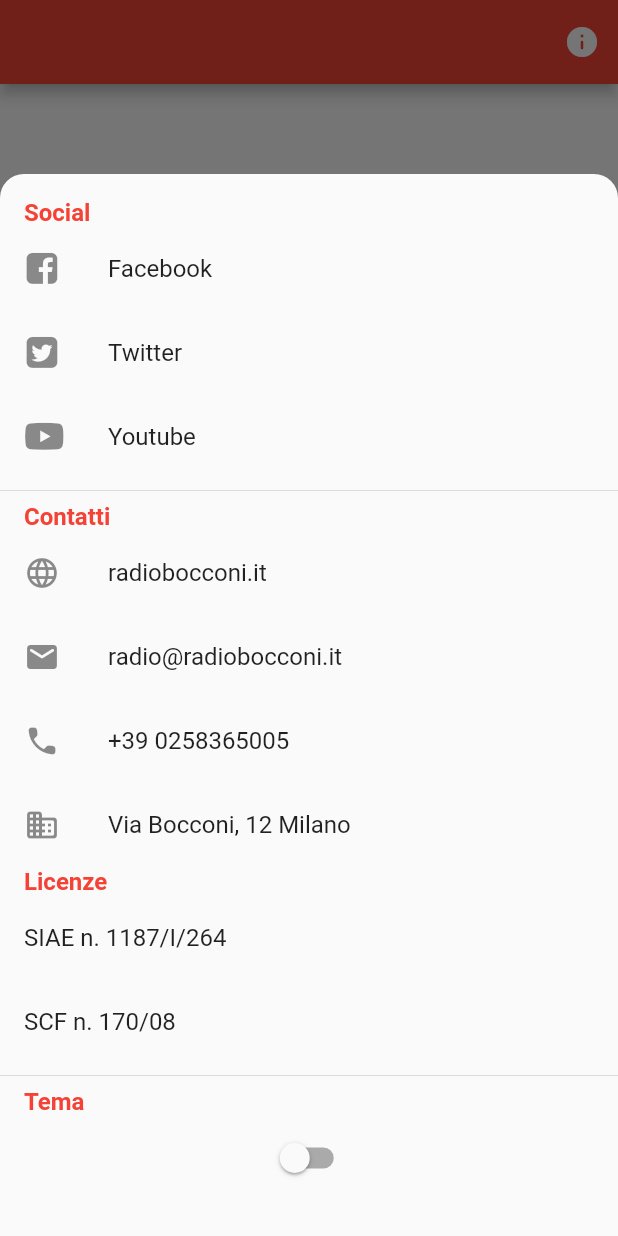
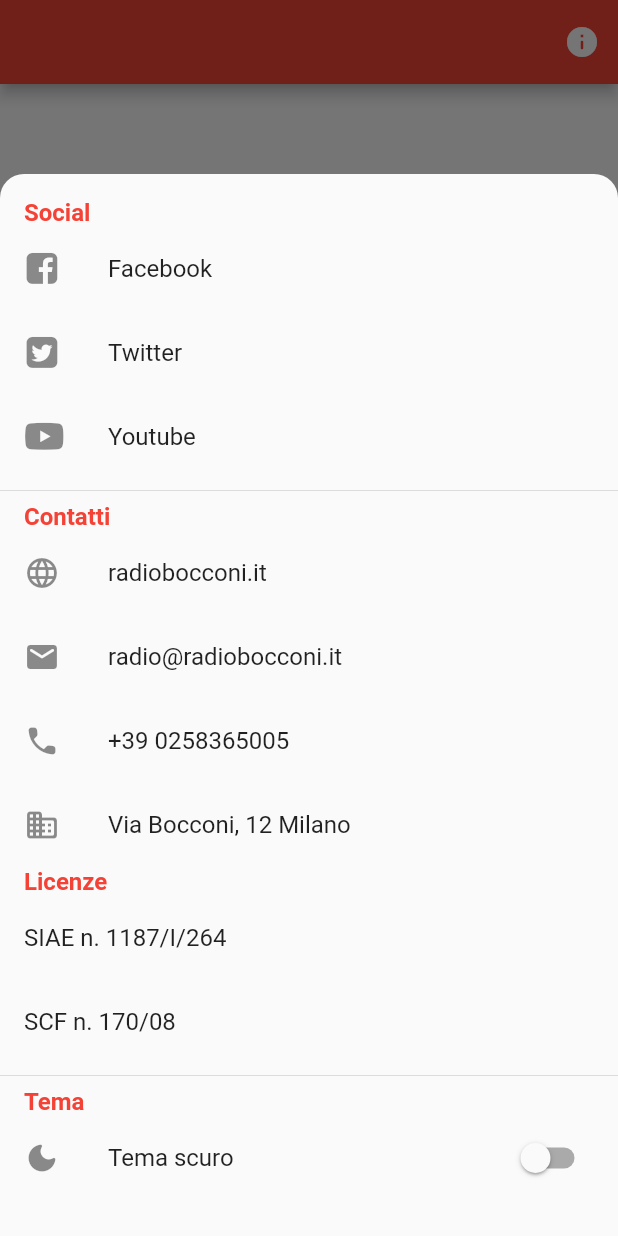
Before and after one commit to webion-hub/bocconi_radio, a Flutter app: the screen it shows after launch, item 3 of the bottom bar chosen, after a tap on the "info" icon, on a phone screen of 412 x 824 dp. Run offline on Flutter 3.47's test engine with Material 2 defaults, Android fonts, the phone set to English and light mode, and no system bars; our stand-ins replace get_it, injectable, rxdart; missing offline and left inert: webfeed; network calls fail.

Commit message:
Add theme bloc

```diff
--- /dev/null
+++ b/lib/blocs/app_theme.dart
@@ -0,0 +1,48 @@
+
+import 'package:injectable/injectable.dart';
+import 'package:rxdart/rxdart.dart';
+
+@singleton
+class AppTheme {
+  final _updateStream =
+    BehaviorSubject.seeded(ThemeMode.ligth);
+
+  Stream<ThemeMode> get values {
+    return _updateStream.stream;
+  }
+
+
+  set hasDarkMode(bool v) => _setMode(v);
+  set hasLightMode(bool v) => _setMode(!v);
+
+  void toggle() {
+    update(
+      _updateStream.value == ThemeMode.ligth
+        ? ThemeMode.dark
+        : ThemeMode.ligth
+    );
+  }
+
+  void update(ThemeMode newTheme) {
+    _updateStream.add(newTheme);
+  }
+
+  void _setMode(bool darkMode) {
+    update(
+      darkMode
+        ? ThemeMode.dark
+        : ThemeMode.ligth
+    );
+  }
+}
+
+
+enum ThemeMode {
+  ligth,
+  dark,
+}
+
+extension ThemeModeExtension on ThemeMode {
+  bool get isDark => this == ThemeMode.dark;
+  bool get isLight => this == ThemeMode.ligth;
+}
--- a/lib/pages/info_page.dart
+++ b/lib/pages/info_page.dart
@@ -65,9 +65,7 @@
           Divider(),
 
           InfoTitle(title: "Tema"),
-          ListTile(
-            title: ThemeSwitch(),
-          ),
+          ThemeSwitch(),
         ],
       )
     );
--- a/lib/widgets/theme_switch.dart
+++ b/lib/widgets/theme_switch.dart
@@ -1,3 +1,6 @@
+import 'package:bocconi_radio/blocs/app_theme.dart' as app_theme;
+import 'package:bocconi_radio/blocs/app_theme.dart';
+import 'package:bocconi_radio/dependency_injection.dart';
 import 'package:flutter/material.dart';
 
 class ThemeSwitch extends StatefulWidget {
@@ -9,17 +12,22 @@
 }
 
 class _ThemeSwitchState extends State<ThemeSwitch> {
-  bool darkMode = false;
+  final _appTheme = getIt<AppTheme>();
 
   @override
   Widget build(BuildContext context) {
-    return Switch(
-      activeColor: Theme.of(context).primaryColor,
-      value: darkMode,
-      onChanged: (status){
-        setState(() {
-          darkMode = status;
-        });
+    return StreamBuilder<app_theme.ThemeMode>(
+      stream: _appTheme.values,
+      builder: (context, snapshot) {
+        return SwitchListTile(
+          title: const Text('Tema scuro'),
+          secondary: const Icon(Icons.dark_mode_rounded),
+          activeColor: Theme.of(context).primaryColor,
+          value: snapshot.data?.isDark ?? false,
+          onChanged: (value) {
+            _appTheme.hasDarkMode = value;
+          }
+        );
       }
     );
   }
```
Also changed, not shown: lib/dependency_injection.config.dart.
